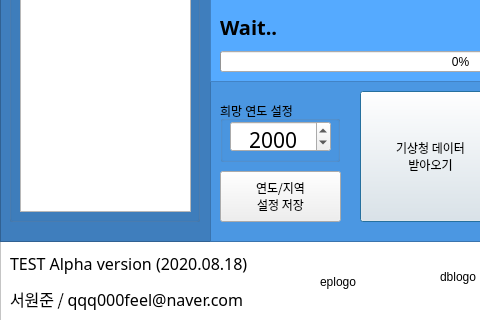
Old version of the form uitest.ui in the repository wkim300/wjx2_kma_weather_crawler; both pictures show x 0 to 480 and y 99 to 419 of the 697 by 419 pixel window.
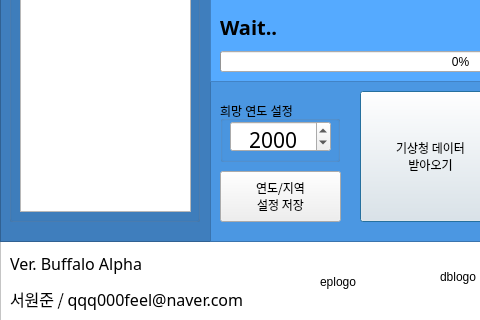
New version of the form. Icons and pictures are not drawn.

What changed in the file:
```diff
--- a/uitest.ui
+++ b/uitest.ui
@@ -393,7 +393,7 @@
     </font>
    </property>
    <property name="text">
-    <string>&lt;html&gt;&lt;head/&gt;&lt;body&gt;&lt;p&gt;&lt;span style=&quot; font-size:12pt; font-weight:400;&quot;&gt;TEST Alpha version (2020.08.18)&lt;/span&gt;&lt;/p&gt;&lt;p&gt;&lt;span style=&quot; font-size:12pt; font-weight:400;&quot;&gt;서원준 / qqq000feel@naver.com&lt;/span&gt;&lt;/p&gt;&lt;/body&gt;&lt;/html&gt;</string>
+    <string>&lt;html&gt;&lt;head/&gt;&lt;body&gt;&lt;p&gt;&lt;span style=&quot; font-size:12pt; font-weight:400;&quot;&gt;Ver. Buffalo Alpha&lt;/span&gt;&lt;/p&gt;&lt;p&gt;&lt;span style=&quot; font-size:12pt; font-weight:400;&quot;&gt;서원준 / qqq000feel@naver.com&lt;/span&gt;&lt;/p&gt;&lt;/body&gt;&lt;/html&gt;</string>
    </property>
    <property name="alignment">
     <set>Qt::AlignLeading|Qt::AlignLeft|Qt::AlignVCenter</set>
```
